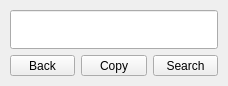
The window that src/dlgSetText.ui (ic005k/Knot-Legacy) describes before a commit, drawn with Qt 5.
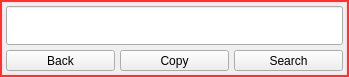
The same window after the commit.

Patch:
```diff
--- a/src/dlgSetText.ui
+++ b/src/dlgSetText.ui
@@ -6,28 +6,37 @@
    <rect>
     <x>0</x>
     <y>0</y>
-    <width>228</width>
-    <height>81</height>
+    <width>349</width>
+    <height>68</height>
    </rect>
   </property>
   <property name="windowTitle">
    <string>Dialog</string>
   </property>
+  <property name="styleSheet">
+   <string notr="true">QDialog{	
+	/*background-color: rgb(255, 25, 25);*/	
+		
+	border-style:solid;						
+	border-width:2px;						
+	border-color:rgb(251, 51, 51);		
+}</string>
+  </property>
   <layout class="QVBoxLayout" name="verticalLayout">
    <property name="spacing">
-    <number>-1</number>
+    <number>5</number>
    </property>
    <property name="leftMargin">
-    <number>10</number>
+    <number>6</number>
    </property>
    <property name="topMargin">
-    <number>10</number>
+    <number>6</number>
    </property>
    <property name="rightMargin">
-    <number>10</number>
+    <number>6</number>
    </property>
    <property name="bottomMargin">
-    <number>10</number>
+    <number>6</number>
    </property>
    <item>
     <widget class="QLineEdit" name="lineEdit">
```
